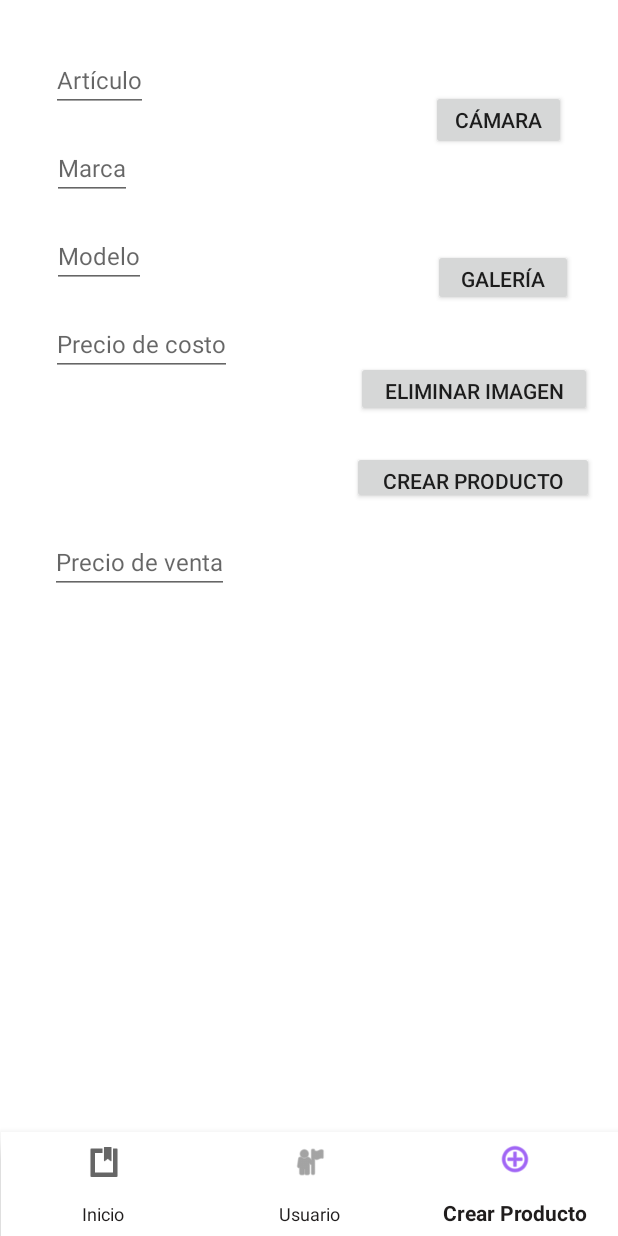
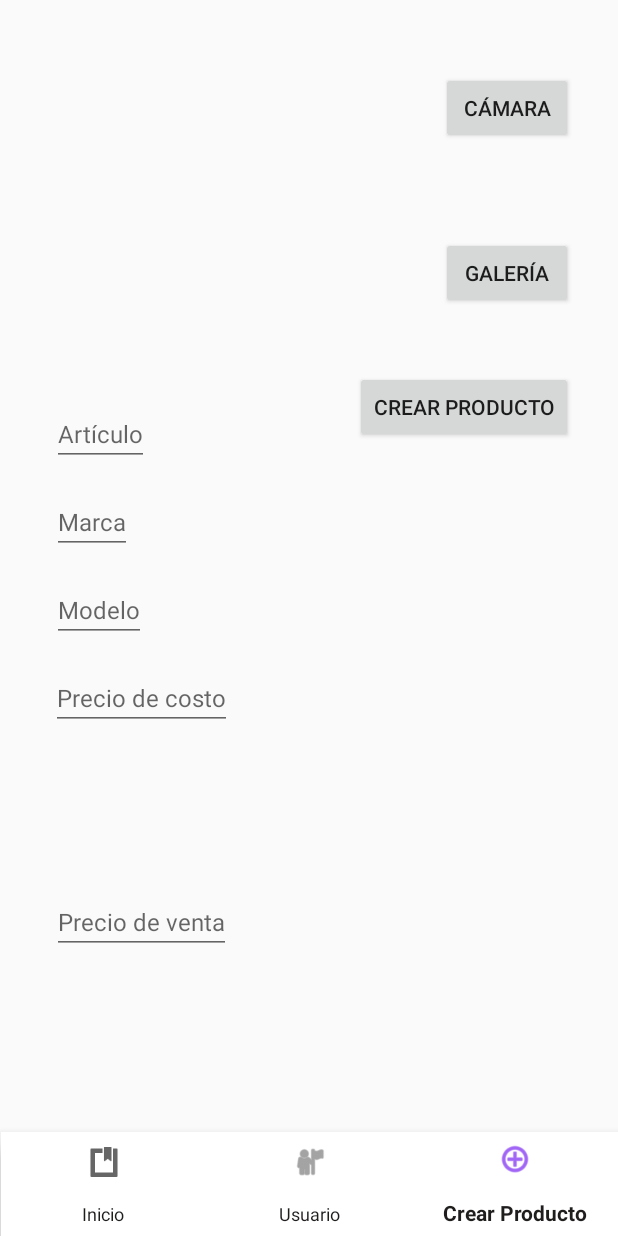
Before and after one commit to aletorres73/Facultad, an Android app: the CreateProductFragment screen opened through its navigation route, on a phone screen of 412 x 824 dp. Run offline under Robolectric (Android 15) with nearby library versions, the phone set to English and light mode, and no system bars; our stand-ins replace Firebase (no records; nobody signed in at launch, a user with empty details on screens opened directly), navigation-ui.

Commit message:
Repo actualizado

```diff
--- a/App_moviles/Projects/ProductosApp/app/build.gradle
+++ b/App_moviles/Projects/ProductosApp/app/build.gradle
@@ -72,7 +72,6 @@ dependencies {
     implementation "io.insert-koin:koin-core:3.4.2"
     implementation "io.insert-koin:koin-android:3.4.2"
 
-
     implementation("com.google.firebase:firebase-auth-ktx")
 
     implementation("com.google.firebase:firebase-storage-ktx")
--- a/App_moviles/Projects/ProductosApp/app/src/main/java/com/productosapp/database/FirebaseDataProductSource.kt
+++ b/App_moviles/Projects/ProductosApp/app/src/main/java/com/productosapp/database/FirebaseDataProductSource.kt
@@ -7,10 +7,8 @@ import com.google.firebase.firestore.ktx.firestore
 import com.google.firebase.firestore.ktx.toObject
 import com.google.firebase.ktx.Firebase
 import com.google.firebase.storage.ktx.storage
-
 import com.productosapp.entities.Products
 import kotlinx.coroutines.tasks.await
-import java.io.File
 
 class FirebaseDataProductSource (): ProductSource {
 
--- a/App_moviles/Projects/ProductosApp/app/src/main/java/com/productosapp/database/FirebaseDataUserSource.kt
+++ b/App_moviles/Projects/ProductosApp/app/src/main/java/com/productosapp/database/FirebaseDataUserSource.kt
@@ -9,7 +9,6 @@ import com.google.firebase.firestore.ktx.toObject
 import com.google.firebase.ktx.Firebase
 import com.productosapp.entities.User
 import kotlinx.coroutines.tasks.await
-import java.net.UnknownServiceException
 
 class FirebaseDataUserSource (): UserSource {
 
--- a/App_moviles/Projects/ProductosApp/app/src/main/java/com/productosapp/fragments/createProducts/CreateProductFragment.kt
+++ b/App_moviles/Projects/ProductosApp/app/src/main/java/com/productosapp/fragments/createProducts/CreateProductFragment.kt
@@ -36,7 +36,7 @@ class CreateProductFragment : Fragment() {
     lateinit var btnCamera: Button
     lateinit var btnGallery: Button
     lateinit var btnMakeProduct: Button
-    lateinit var btnDeleteImage: Button
+    //lateinit var btnDeleteImage: Button
 
     lateinit var inputItemproduct: TextView
     lateinit var inputBrandproduct: TextView
@@ -102,9 +102,9 @@ class CreateProductFragment : Fragment() {
                     Toast.LENGTH_SHORT).show()
             }
         }
-        btnDeleteImage.setOnClickListener{
-            viewModel.deleteImage()
-        }
+//        btnDeleteImage.setOnClickListener{
+//            viewModel.deleteImage()
+//        }
     }
 
     private fun getInput() {
@@ -169,7 +169,7 @@ class CreateProductFragment : Fragment() {
         btnCamera = v.findViewById(R.id.btnCamera)
         btnGallery = v.findViewById(R.id.btnGallery)
         btnMakeProduct = v.findViewById(R.id.btnMakeProduct)
-        btnDeleteImage = v.findViewById(R.id.btnDeleteImage)
+        //btnDeleteImage = v.findViewById(R.id.btnDeleteImage)
         inputItemproduct = v.findViewById(R.id.inputItemproduct)
         inputBrandproduct = v.findViewById(R.id.inputBrandproduct)
         inputModelProdut = v.findViewById(R.id.inputModelProdut)
--- a/App_moviles/Projects/ProductosApp/app/src/main/res/layout/fragment_create_product.xml
+++ b/App_moviles/Projects/ProductosApp/app/src/main/res/layout/fragment_create_product.xml
@@ -4,72 +4,61 @@
     xmlns:tools="http://schemas.android.com/tools"
     android:layout_width="match_parent"
     android:layout_height="match_parent"
-    android:background="#FFFFFF"
     tools:context=".fragments.createProducts.CreateProductFragment">
 
 
     <Button
         android:id="@+id/btnCamera"
-        android:layout_width="90dp"
-        android:layout_height="40dp"
+        android:layout_width="wrap_content"
+        android:layout_height="wrap_content"
+        android:layout_marginStart="16dp"
+        android:layout_marginTop="48dp"
+        android:layout_marginEnd="16dp"
+        android:text="Cámara"
+        app:layout_constraintEnd_toEndOf="parent"
+        app:layout_constraintHorizontal_bias="0.951"
+        app:layout_constraintStart_toStartOf="parent"
+        app:layout_constraintTop_toTopOf="parent" />
+
+    <Button
+        android:id="@+id/btnGallery"
+        android:layout_width="wrap_content"
+        android:layout_height="wrap_content"
+        android:layout_marginStart="16dp"
         android:layout_marginTop="8dp"
         android:layout_marginEnd="16dp"
-        android:text="Cámara"
-        app:layout_constraintBottom_toTopOf="@+id/btnGallery"
+        android:layout_marginBottom="564dp"
+        android:text="Galería"
+        app:layout_constraintBottom_toBottomOf="parent"
         app:layout_constraintEnd_toEndOf="parent"
-        app:layout_constraintHorizontal_bias="0.94"
+        app:layout_constraintHorizontal_bias="0.951"
         app:layout_constraintStart_toStartOf="parent"
-        app:layout_constraintTop_toTopOf="parent"
-        app:layout_constraintVertical_bias="0.44" />
+        app:layout_constraintTop_toBottomOf="@+id/btnCamera" />
 
     <Button
         android:id="@+id/btnMakeProduct"
-        android:layout_width="161dp"
-        android:layout_height="35dp"
-        android:layout_marginBottom="488dp"
+        android:layout_width="wrap_content"
+        android:layout_height="wrap_content"
+        android:layout_marginTop="8dp"
+        android:layout_marginBottom="496dp"
         android:text="Crear producto"
         app:layout_constraintBottom_toBottomOf="parent"
         app:layout_constraintEnd_toEndOf="parent"
-        app:layout_constraintHorizontal_bias="0.936"
-        app:layout_constraintStart_toStartOf="parent" />
-
-    <Button
-        android:id="@+id/btnGallery"
-        android:layout_width="93dp"
-        android:layout_height="38dp"
-        android:layout_marginStart="16dp"
-        android:layout_marginEnd="16dp"
-        android:text="Galería"
-        app:layout_constraintBottom_toTopOf="@+id/btnDeleteImage"
-        app:layout_constraintEnd_toEndOf="parent"
-        app:layout_constraintHorizontal_bias="0.951"
+        app:layout_constraintHorizontal_bias="0.887"
         app:layout_constraintStart_toStartOf="parent"
-        app:layout_constraintTop_toTopOf="parent"
-        app:layout_constraintVertical_bias="0.82" />
-
-    <Button
-        android:id="@+id/btnDeleteImage"
-        android:layout_width="157dp"
-        android:layout_height="37dp"
-        android:text="Eliminar imagen"
-        app:layout_constraintBottom_toTopOf="@+id/btnMakeProduct"
-        app:layout_constraintEnd_toEndOf="parent"
-        app:layout_constraintHorizontal_bias="0.931"
-        app:layout_constraintStart_toStartOf="parent"
-        app:layout_constraintTop_toTopOf="parent"
-        app:layout_constraintVertical_bias="0.914" />
+        app:layout_constraintTop_toBottomOf="@+id/btnGallery" />
 
     <EditText
 
         android:id="@+id/inputItemproduct"
         android:layout_width="wrap_content"
         android:layout_height="wrap_content"
-        android:layout_marginTop="32dp"
+        android:layout_marginTop="268dp"
         android:hint="Artículo"
         android:inputType="textPersonName"
         android:textSize="16sp"
         app:layout_constraintEnd_toEndOf="parent"
-        app:layout_constraintHorizontal_bias="0.097"
+        app:layout_constraintHorizontal_bias="0.1"
         app:layout_constraintStart_toStartOf="parent"
         app:layout_constraintTop_toTopOf="parent" />
 
@@ -118,26 +107,26 @@
         android:id="@+id/inputSellingPricePoduct"
         android:layout_width="wrap_content"
         android:layout_height="wrap_content"
-        android:layout_marginBottom="428dp"
+        android:layout_marginBottom="188dp"
         android:hint="Precio de venta"
         android:inputType="textPersonName"
         android:textSize="16sp"
         app:layout_constraintBottom_toBottomOf="parent"
         app:layout_constraintEnd_toEndOf="parent"
-        app:layout_constraintHorizontal_bias="0.115"
+        app:layout_constraintHorizontal_bias="0.119"
         app:layout_constraintStart_toStartOf="parent" />
 
     <ImageView
         android:id="@+id/productImage"
-        android:layout_width="208dp"
-        android:layout_height="208dp"
+        android:layout_width="210dp"
+        android:layout_height="220dp"
         android:layout_marginTop="16dp"
         app:layout_constraintBottom_toBottomOf="parent"
         app:layout_constraintEnd_toEndOf="parent"
-        app:layout_constraintHorizontal_bias="0.497"
+        app:layout_constraintHorizontal_bias="0.079"
         app:layout_constraintStart_toStartOf="parent"
         app:layout_constraintTop_toTopOf="parent"
-        app:layout_constraintVertical_bias="0.605"
+        app:layout_constraintVertical_bias="0.0"
         tools:src="@tools:sample/avatars" />
 
 </androidx.constraintlayout.widget.ConstraintLayout>
```
Also changed, not shown: App_moviles/Projects/ProductosApp/app/src/main/res/layout/fragment_user.xml (+26 -20 lines), 2 other files.
